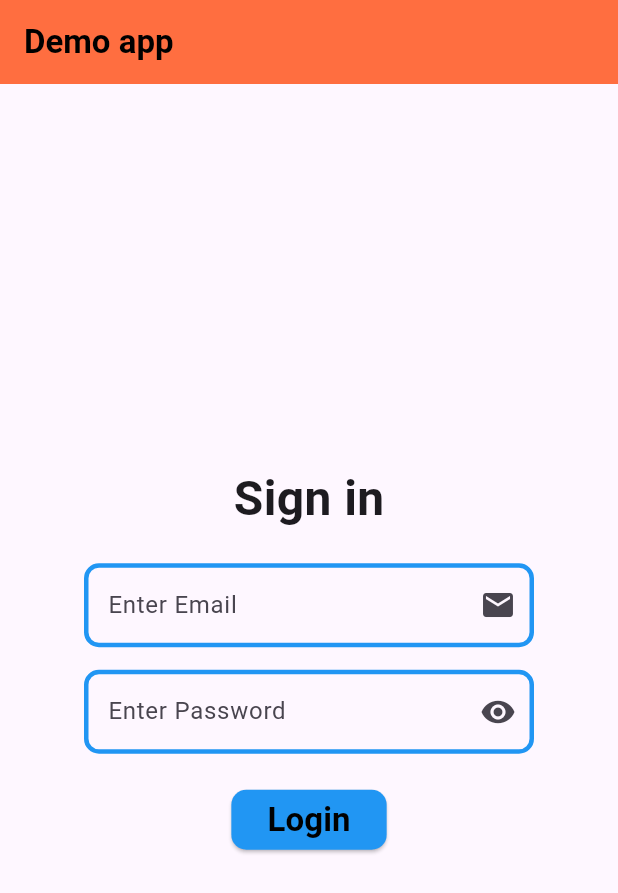
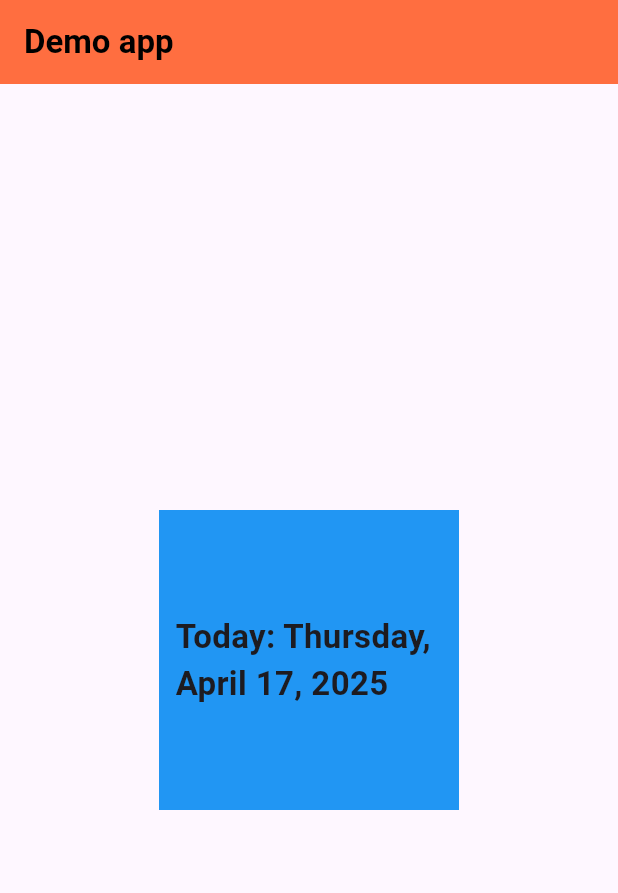
Before and after one commit to akashm936/practiceapp1, a Flutter app: the screen it shows after launch, on a phone screen of 412 x 824 dp. Shown: the top 893 px of the screen. Run offline on Flutter 3.47's test engine with Material 3 defaults, Android fonts, the phone set to English and light mode, and no system bars.

Commit message:
New Package of Flutter are intl Package are used to formate the datetime

```diff
--- a/lib/main.dart
+++ b/lib/main.dart
@@ -1,4 +1,5 @@
 import 'package:flutter/material.dart';
+import 'package:intl/intl.dart';
 
 void main() {
   runApp(const MyApp());
@@ -15,9 +16,10 @@ class _MyAppState extends State<MyApp> {
   // This widget is the root of your application.
   @override
   Widget build(BuildContext context) {
-    var arrNames = ["Ramesh", "Suresh", "ganesh", "Mahesh"];
-    var emailText = TextEditingController();
-    var passText = TextEditingController();
+    // var arrNames = ["Ramesh", "Suresh", "ganesh", "Mahesh"];
+    // var emailText = TextEditingController();
+    // var passText = TextEditingController();
+    var time = DateTime.now();
 
     return MaterialApp(
       theme: ThemeData(),
@@ -35,104 +37,133 @@ class _MyAppState extends State<MyApp> {
         ),
         body: Center(
           child: Container(
-            width: 300,
-            child: Column(
-              mainAxisAlignment: MainAxisAlignment.center,
-              children: [
-                Text("Sign in",style: TextStyle(fontSize: 32, fontWeight: FontWeight.bold),),
-                Container(height: 20,),
-                TextField(
-                  controller: emailText,
-                  decoration: InputDecoration(
-                    hintText: "Enter Email",
-                    focusedBorder: OutlineInputBorder(
-                      borderRadius: BorderRadius.circular(10),
-                      borderSide: BorderSide(
-                        color: Colors.pink,
-                            width: 3,
-                        style: BorderStyle.solid
-
-                      ),
-                    ),
-                    enabledBorder: OutlineInputBorder(
-                      borderRadius: BorderRadius.circular(10),
-                      borderSide: BorderSide(
-                        color: Colors.blue,
-                        width: 3,
-                        style: BorderStyle.solid
-                      )
-                    ),
-                    disabledBorder: OutlineInputBorder(
-                      borderRadius: BorderRadius.circular(10),
-                      borderSide: BorderSide(
-                        color: Colors.grey,
-                        width: 3,
-                        style: BorderStyle.solid
-                      )
-                    ),
-                    suffixIcon: Icon(Icons.email),prefixIconColor: Colors.pink,
-                  ),
-                ),
-                Container(height: 15,),
-                TextField(
-                  controller: passText,
-                  obscureText: true,
-                  // obscuringCharacter: '*',
-                  decoration: InputDecoration(
-                    hintText: "Enter Password",
-                      focusedBorder: OutlineInputBorder(
-                        borderRadius: BorderRadius.circular(10),
-                        borderSide: BorderSide(
-                            color: Colors.pink,
-                            width: 3,
-                            style: BorderStyle.solid
-                        ),
-                      ),
-                      enabledBorder: OutlineInputBorder(
-                          borderRadius: BorderRadius.circular(10),
-                          borderSide: BorderSide(
-                              color: Colors.blue,
-                              width: 3,
-                              style: BorderStyle.solid
-                          )
-                      ),
-                      disabledBorder: OutlineInputBorder(
-                          borderRadius: BorderRadius.circular(10),
-                          borderSide: BorderSide(
-                              color: Colors.grey,
-                              width: 3,
-                              style: BorderStyle.solid
-                          )
-                      ),
-                    suffixIcon: IconButton(onPressed: (){}, icon: Icon(Icons.remove_red_eye)),
-
-                  ),
-
-
-                ),
-                Container(height: 20,),
-                ElevatedButton(
-                  style: ElevatedButton.styleFrom(
-                    // shape: StadiumBorder(),
-                    shape: RoundedRectangleBorder(
-                      borderRadius: BorderRadius.circular(10),
-                    ),
-                    shadowColor: Colors.black,
-                    backgroundColor: Colors.blue,
-                  ),
-                  onPressed: (){
-                  String uEmail = emailText.text.toString();
-                  String uPass = passText.text.toString();
-                  print("Email : $uEmail, Password :  $uPass" );
-                }, child: Text("Login",style: TextStyle(color: Colors.black, fontWeight: FontWeight.bold, fontSize: 22),),),
-              ],
-            ),
-          ),
-        )
+              width: 200,
+              height: 200,
+              padding: EdgeInsets.all(11),
+              color: Colors.blue,
+              child: Column(
+                mainAxisAlignment: MainAxisAlignment.center,
+                children: [
+                  Text('Today: ${DateFormat('yMMMMEEEEd').format(time)}',style: TextStyle(fontSize: 22, fontWeight: FontWeight.bold),),
+                  // ElevatedButton(onPressed: (){
+                  //   setState(() {
+                  //
+                  //   });
+                  // }, child: Text('Get DateTime'))
+                ],
+              )),
+        ),
       ),
     );
   }
 }
+
+
+
+//Login Page Ui
+
+//
+// Center(
+// child: Container(
+// width: 300,
+// child: Column(
+// mainAxisAlignment: MainAxisAlignment.center,
+// children: [
+// Text("Sign in",style: TextStyle(fontSize: 32, fontWeight: FontWeight.bold),),
+// Container(height: 20,),
+// TextField(
+// keyboardType: TextInputType.emailAddress,
+// controller: emailText,
+// decoration: InputDecoration(
+// hintText: "Enter Email",
+// focusedBorder: OutlineInputBorder(
+// borderRadius: BorderRadius.circular(10),
+// borderSide: BorderSide(
+// color: Colors.pink,
+// width: 3,
+// style: BorderStyle.solid
+//
+// ),
+// ),
+// enabledBorder: OutlineInputBorder(
+// borderRadius: BorderRadius.circular(10),
+// borderSide: BorderSide(
+// color: Colors.blue,
+// width: 3,
+// style: BorderStyle.solid
+// )
+// ),
+// disabledBorder: OutlineInputBorder(
+// borderRadius: BorderRadius.circular(10),
+// borderSide: BorderSide(
+// color: Colors.grey,
+// width: 3,
+// style: BorderStyle.solid
+// )
+// ),
+// suffixIcon: Icon(Icons.email),prefixIconColor: Colors.pink,
+// ),
+// ),
+// Container(height: 15,),
+// TextField(
+// controller: passText,
+// obscureText: true,
+// // obscuringCharacter: '*',
+// decoration: InputDecoration(
+// hintText: "Enter Password",
+// focusedBorder: OutlineInputBorder(
+// borderRadius: BorderRadius.circular(10),
+// borderSide: BorderSide(
+// color: Colors.pink,
+// width: 3,
+// style: BorderStyle.solid
+// ),
+// ),
+// enabledBorder: OutlineInputBorder(
+// borderRadius: BorderRadius.circular(10),
+// borderSide: BorderSide(
+// color: Colors.blue,
+// width: 3,
+// style: BorderStyle.solid
+// )
+// ),
+// disabledBorder: OutlineInputBorder(
+// borderRadius: BorderRadius.circular(10),
+// borderSide: BorderSide(
+// color: Colors.grey,
+// width: 3,
+// style: BorderStyle.solid
+// )
+// ),
+// suffixIcon: IconButton(onPressed: (){}, icon: Icon(Icons.remove_red_eye)),
+//
+// ),
+//
+//
+// ),
+// Container(height: 20,),
+// ElevatedButton(
+// style: ElevatedButton.styleFrom(
+// // shape: StadiumBorder(),
+// shape: RoundedRectangleBorder(
+// borderRadius: BorderRadius.circular(10),
+// ),
+// shadowColor: Colors.black,
+// backgroundColor: Colors.blue,
+// ),
+// onPressed: (){
+// String uEmail = emailText.text.toString();
+// String uPass = passText.text.toString();
+// print("Email : $uEmail, Password :  $uPass" );
+//
+// }, child: Text("Login",style: TextStyle(color: Colors.black, fontWeight: FontWeight.bold, fontSize: 22),),),
+// ],
+// ),
+// ),
+// )
+
+
+
 
 
 // Center(
--- a/pubspec.yaml
+++ b/pubspec.yaml
@@ -31,20 +31,22 @@ dependencies:
   flutter:
     sdk: flutter
 
+
   # The following adds the Cupertino Icons font to your application.
   # Use with the CupertinoIcons class for iOS style icons.
   cupertino_icons: ^1.0.8
 
+
 dev_dependencies:
   flutter_test:
     sdk: flutter
-
   # The "flutter_lints" package below contains a set of recommended lints to
   # encourage good coding practices. The lint set provided by the package is
   # activated in the `analysis_options.yaml` file located at the root of your
   # package. See that file for information about deactivating specific lint
   # rules and activating additional ones.
   flutter_lints: ^5.0.0
+  intl: ^0.20.2
 
 # For information on the generic Dart part of this file, see the
 # following page: https://dart.dev/tools/pub/pubspec
```
Also changed, not shown: pubspec.lock.
